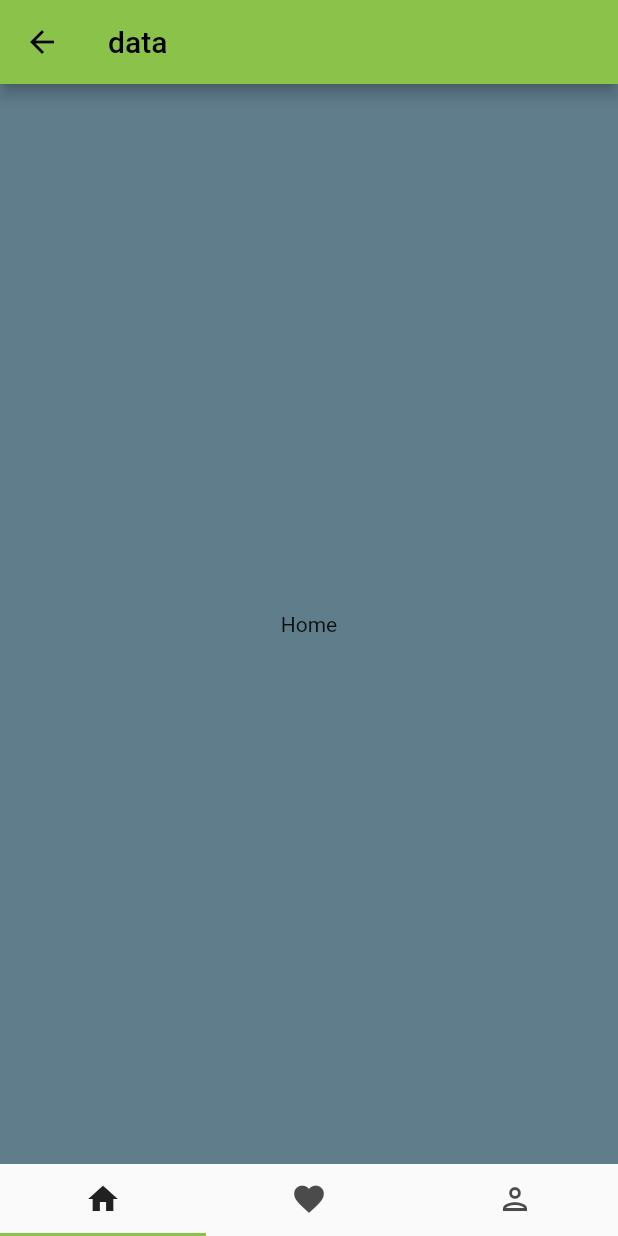
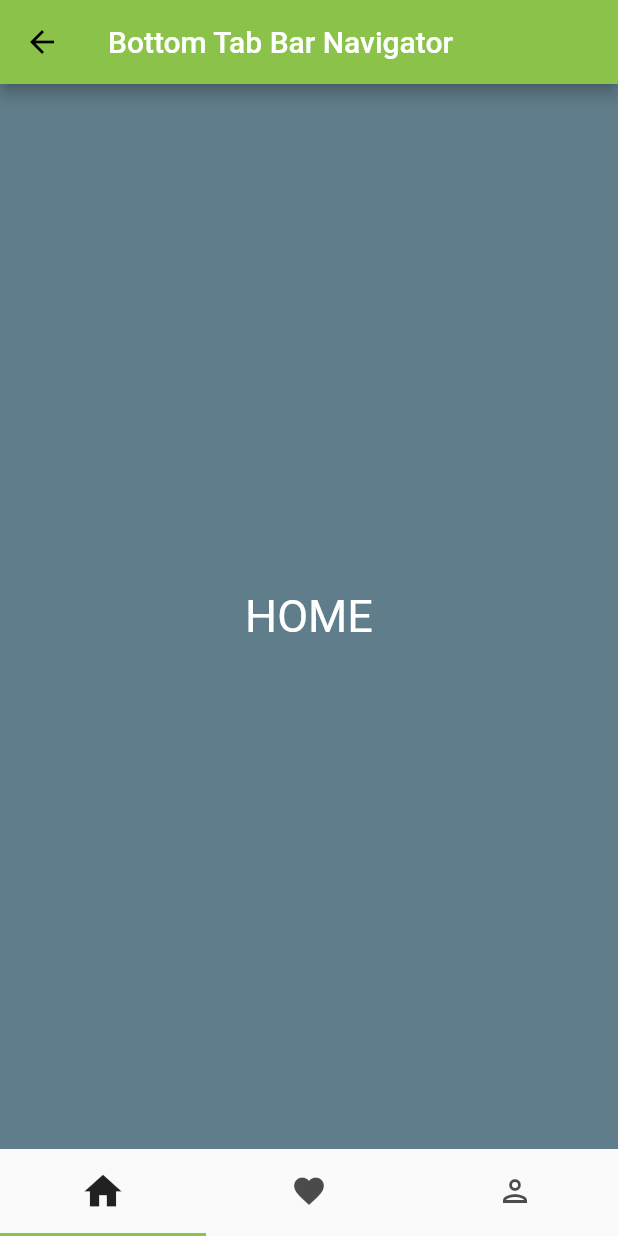
Before and after one commit to harshad-rohin/Simple-Flutter-demos, a Flutter app: the MainPage screen opened directly, on a phone screen of 412 x 824 dp. Run offline on Flutter 3.47's test engine with Material 2 defaults, Android fonts, the phone set to English and light mode, and no system bars; our stand-ins replace decimal, dropdown_search, shimmer; missing offline and left inert: advanced_search, auto_search, autocomplete_textfield, progressive_image, search_choices.

Commit message:
Some code changed

```diff
--- /dev/null
+++ b/flutter_ui_design/lib/BottonTabBar/bottom_bar.dart
@@ -0,0 +1,78 @@
+import 'package:flutter/cupertino.dart';
+import 'package:flutter/material.dart';
+import 'package:flutter_ui_design/utility.dart';
+
+void main() => MainPage();
+
+class MainPage extends StatefulWidget {
+  const MainPage({Key? key}) : super(key: key);
+
+  @override
+  _MainPageState createState() => _MainPageState();
+}
+
+class _MainPageState extends State<MainPage> with SingleTickerProviderStateMixin{
+  late TabController _tabController;
+
+  List<int> _items = [];
+
+  @override
+  void initState(){
+    _tabController = TabController(length: 3, vsync: this);
+
+    for(int i = 0; i < 10; i++){
+      _items.add(i);
+    }
+  }
+
+  @override
+  Widget build(BuildContext context) {
+    return Scaffold(
+      appBar: AppBar(
+        title: const Text('Bottom Tab Bar Navigator', style: appBarStyle,),
+      ),
+      body: TabBarView(
+        controller: _tabController,
+        children: [
+          Center(
+            child: Text('Home'.toUpperCase(), style: const TextStyle(fontSize: 30, color: Colors.white)),
+          ),
+          Center(
+            child: Text('Favourite'.toUpperCase(), style: const TextStyle(fontSize: 30, color: Colors.white)),
+          ),
+          Center(
+            child: Text('Profile'.toUpperCase(), style: const TextStyle(fontSize: 30, color: Colors.white)),
+          ),
+        ],
+      ),
+
+      bottomNavigationBar: Material(
+        child: TabBar(
+          controller: _tabController,
+          tabs: const [
+            Padding(
+              child: Tab(
+                  icon: Icon(Icons.home, size: 30),
+              ),
+              padding: EdgeInsets.all(5)
+            ),
+            Padding(
+              child: Tab(
+                  icon: Icon(Icons.favorite)
+              ),
+              padding: EdgeInsets.all(5)
+            ),
+            Padding(
+              child: Tab(
+                  icon: Icon(Icons.person_outlined)
+              ),
+              padding: EdgeInsets.all(5)
+            ),
+          ],
+        ),
+      ),
+
+    );
+  }
+
+}
--- a/flutter_ui_design/lib/home_page_with_bottom_bar.dart
+++ /dev/null
@@ -1,54 +0,0 @@
-import 'package:flutter/material.dart';
-
-void main() => MainPage();
-
-class MainPage extends StatefulWidget {
-  const MainPage({Key? key}) : super(key: key);
-
-  @override
-  _MainPageState createState() => _MainPageState();
-}
-
-class _MainPageState extends State<MainPage> with SingleTickerProviderStateMixin{
-  late TabController _tabController;
-
-  @override
-  void initState(){
-    _tabController = TabController(length: 3, vsync: this);
-  }
-
-  @override
-  Widget build(BuildContext context) {
-    return Scaffold(
-      appBar: AppBar(
-        title: Text('data'),
-      ),
-      body: TabBarView(
-        controller: _tabController,
-        children: [
-          Center(
-            child: Text('Home'),
-          ),
-          Center(
-            child: Text('Favourite'),
-          ),
-          Center(
-            child: Text('Profile'),
-          ),
-        ],
-      ),
-
-      bottomNavigationBar: Material(
-        child: TabBar(
-          controller: _tabController,
-          tabs: [
-            Tab(icon: Icon(Icons.home),),
-            Tab(icon: Icon(Icons.favorite),),
-            Tab(icon: Icon(Icons.person_outlined),),
-          ],
-        ),
-      ),
-
-    );
-  }
-}
--- a/flutter_ui_design/lib/main.dart
+++ b/flutter_ui_design/lib/main.dart
@@ -2,6 +2,8 @@ import 'package:flutter/cupertino.dart';
 import 'package:flutter/material.dart';
 import 'package:flutter_ui_design/login_screen.dart';
 import 'package:flutter_ui_design/uipage.dart';
+
+import 'BottonTabBar/bottom_bar.dart';
 
 void main() {
   runApp(const MyApp());
@@ -19,12 +21,12 @@ class MyApp extends StatelessWidget {
       theme: ThemeData(
         primarySwatch: Colors.lightGreen,
         scaffoldBackgroundColor: Colors.blueGrey,
-        textTheme: const TextTheme(
-          bodyText1: TextStyle(color: Colors.white),
-        )
+        // textTheme: const TextTheme(
+        //   bodyText1: TextStyle(color: Colors.white),
+        // )
       ),
       home: //const HomePage(),
-      const HomePage(),
+      const MainPage(),
       //LoginPage(),
     );
   }
```
Also changed, not shown: flutter_ui_design/pubspec.lock, 2 other files.
